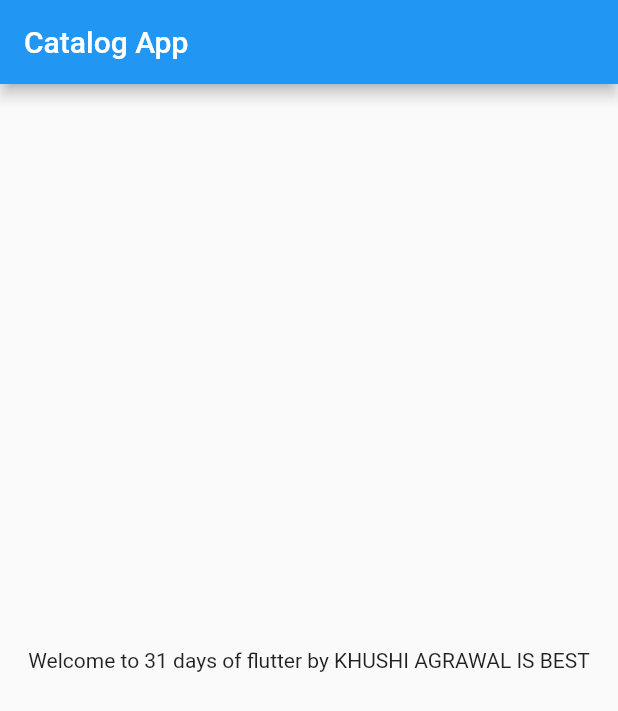
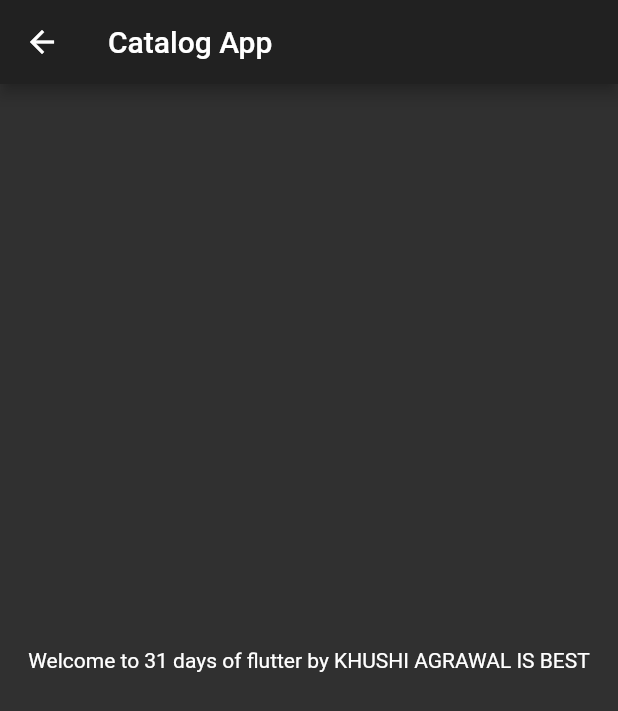
Before and after one commit to Khushi-Agrawal-1/30DaysOfFlutter, a Flutter app: the screen it shows after launch, on a phone screen of 412 x 824 dp. Shown: the top 711 px of the screen. Run offline on Flutter 3.47's test engine with Material 2 defaults, Android fonts, the light colour scheme and no system bars.

Commit message:
Day3 completed

```diff
--- a/lib/main.dart
+++ b/lib/main.dart
@@ -1,4 +1,5 @@
-import 'package:application_1/home_page.dart';
+import 'package:application_1/pages/home_page.dart';
+import 'package:application_1/pages/login_page.dart';
 import 'package:flutter/material.dart';
 
 void main(){
@@ -12,7 +13,21 @@ class MyApp extends StatelessWidget {
 
 
     return MaterialApp(
-      home: HomePage(),
+      themeMode: ThemeMode.dark,
+      //this is basically for light theme
+      theme: ThemeData(primarySwatch: Colors.deepOrange),
+      // this is for dark theme
+      darkTheme: ThemeData(
+        brightness: Brightness.dark,
+
+      ),
+      initialRoute: "/home",
+      routes: {
+        "/": (context) => LoginPage(),
+        "/home": (context) => HomePage(),
+        "/login": (context) => LoginPage(),
+
+      },
     ) ;
   }
 }
```
Also changed, not shown: lib/pages/login_page.dart (added, +23 -0 lines), lib/pages/home_page.dart (renamed from lib/home_page.dart).
